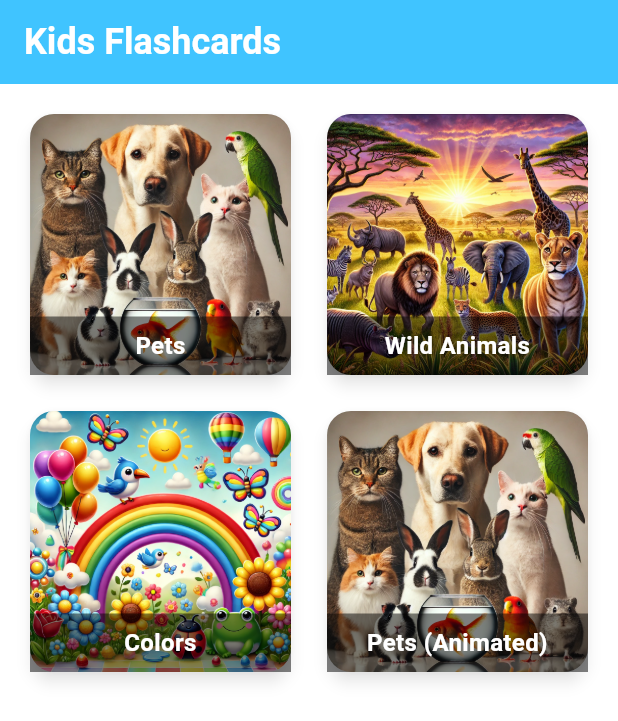
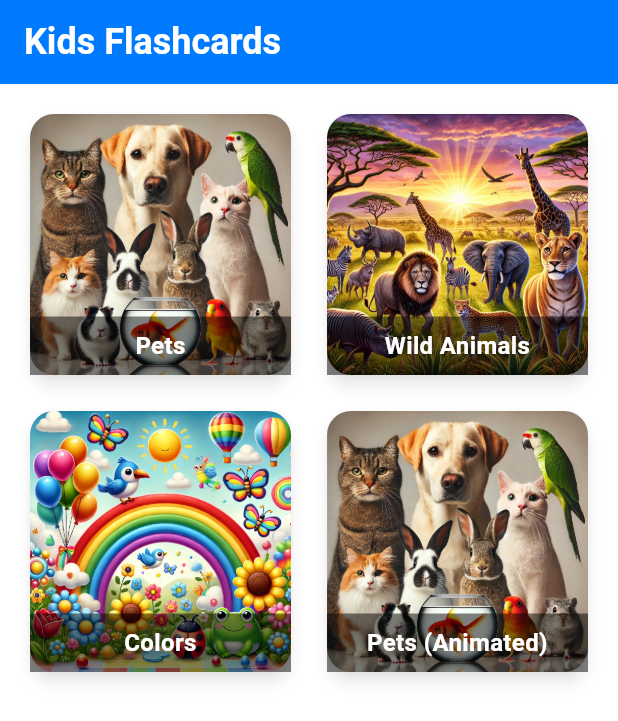
Before and after one commit to gnz11yuan/KidsFlashcards, a Flutter app: the screen it shows after launch, on a phone screen of 412 x 824 dp. Shown: the top 721 px of the screen. Run offline on Flutter 3.47's test engine with Material 3 defaults, Android fonts, the light colour scheme and no system bars; our stand-ins replace audioplayers, palette_generator.

Commit message:
[+] Changed top bar color

```diff
--- a/lib/main.dart
+++ b/lib/main.dart
@@ -1,3 +1,4 @@
+import 'package:flutter/cupertino.dart';
 import 'package:flutter/material.dart';
 import 'flashcard_page.dart';
 
@@ -31,7 +32,7 @@ class MyHomePage extends StatelessWidget {
     return Scaffold(
       appBar: AppBar(
         title: Text(title),
-        backgroundColor: Colors.lightBlueAccent,
+        backgroundColor: CupertinoColors.activeBlue,
         elevation: 0,
         titleTextStyle: const TextStyle(color: Colors.white, fontSize: 24, fontWeight: FontWeight.bold),
       ),
```
